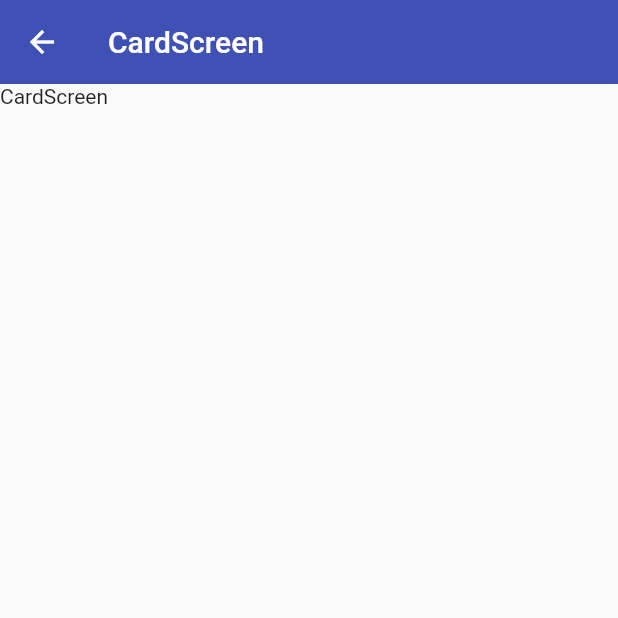
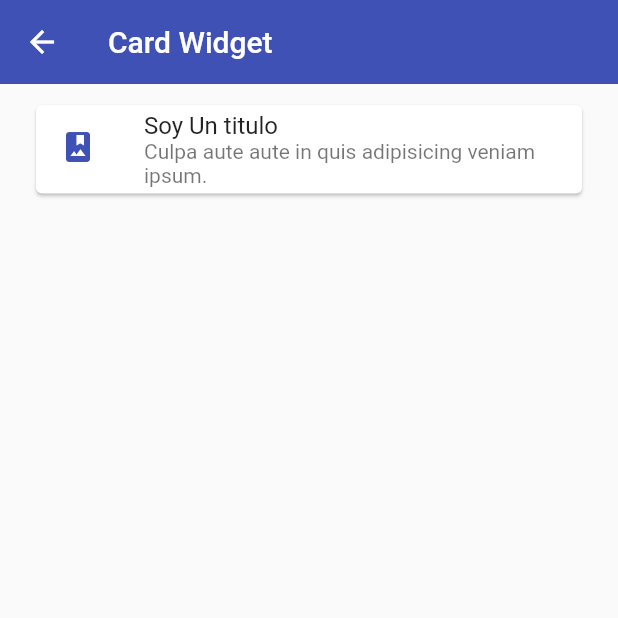
Before and after one commit to AndrusGerman/fl_components, a Flutter app: the CardScreen screen opened by its route, on a phone screen of 412 x 824 dp, the top half of it. Run offline on Flutter 3.47's test engine with Material 2 defaults, Android fonts, the phone set to English and light mode, and no system bars.

Commit message:
custom card type

```diff
--- a/lib/screens/card_screen.dart
+++ b/lib/screens/card_screen.dart
@@ -1,3 +1,4 @@
+import 'package:fl_components/widgets/custom_card_type1.dart';
 import 'package:flutter/material.dart';
 
 class CardScreen extends StatelessWidget {
@@ -6,10 +7,15 @@ class CardScreen extends StatelessWidget {
   @override
   Widget build(BuildContext context) {
     return Scaffold(
-      appBar: AppBar(
-        title: const Text('CardScreen'),
-    ),
-      body: const Text('CardScreen')
-    );
+        appBar: AppBar(
+          title: const Text('Card Widget'),
+        ),
+        body: ListView(
+          padding: const EdgeInsets.symmetric(
+            horizontal: 20,
+            vertical: 10,
+          ),
+          children: const [CustomCardType1()],
+        ));
   }
 }
--- /dev/null
+++ b/lib/widgets/custom_card_type1.dart
@@ -0,0 +1,26 @@
+import 'package:fl_components/theme/app_theme.dart';
+import 'package:flutter/material.dart';
+
+class CustomCardType1 extends StatelessWidget {
+  const CustomCardType1({
+    super.key,
+  });
+
+  @override
+  Widget build(BuildContext context) {
+    return Card(
+      child: Column(
+        children: const [
+          ListTile(
+            leading: Icon(
+              Icons.photo_album,
+              color: AppTheme.primaryColor,
+            ),
+            title: Text('Soy Un titulo'),
+            subtitle: Text('Culpa aute aute in quis adipisicing veniam ipsum.'),
+          )
+        ],
+      ),
+    );
+  }
+}
```
